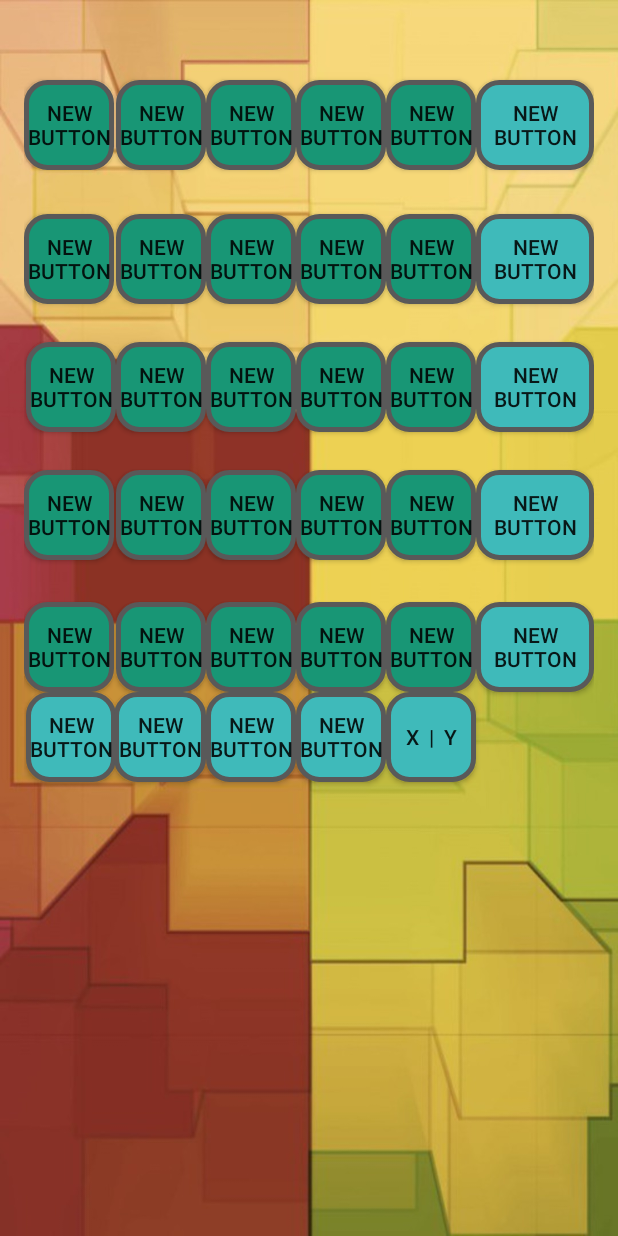
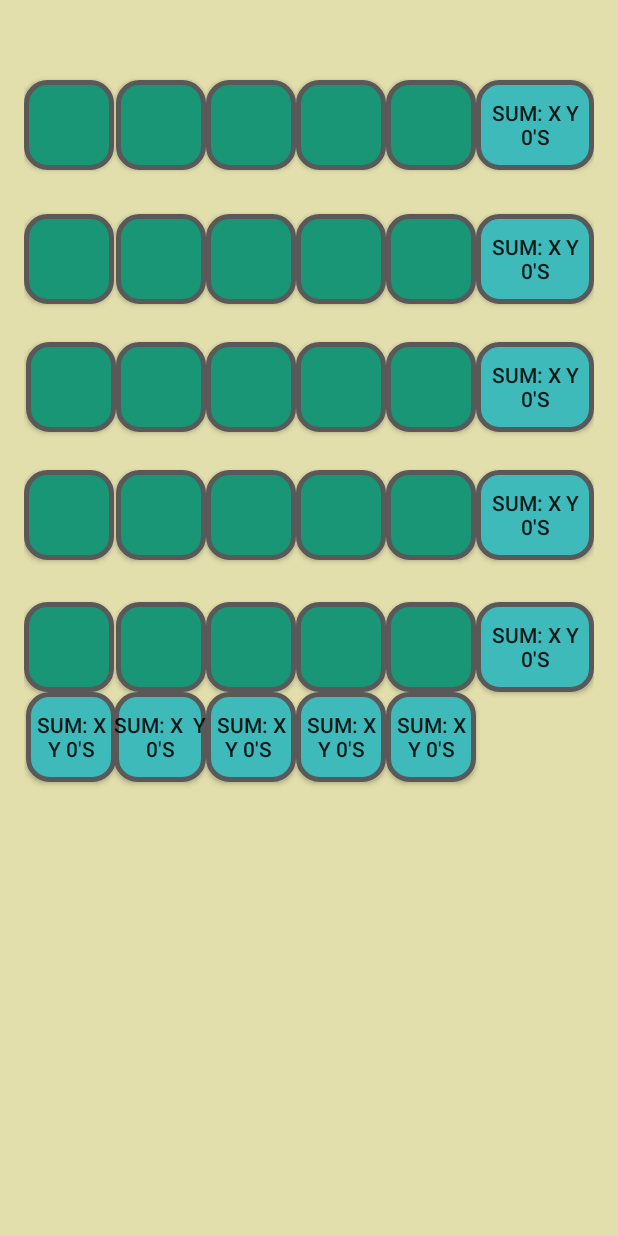
Before and after one commit to KennyWibowo/Flippy, an Android app: the layout boardgame.xml on its own in the app's theme, with its tools: preview values and no code run, on a phone screen of 412 x 824 dp. Run offline under Robolectric (Android 15) with nearby library versions, the phone set to English and light mode, and no system bars.

Commit message:
revised bkgrnd

```diff
--- a/app/src/main/res/layout/activity_main.xml
+++ b/app/src/main/res/layout/activity_main.xml
@@ -24,7 +24,7 @@
         android:layout_height="wrap_content"
         android:layout_alignParentBottom="true"
         android:layout_alignParentEnd="true"
-        android:layout_alignParentStart="true"
+        android:layout_alignParentRight="true"
         android:layout_gravity="center"
         android:layout_marginBottom="18dp"
         android:hint="@string/music"
--- a/app/src/main/res/layout/boardgame.xml
+++ b/app/src/main/res/layout/boardgame.xml
@@ -3,9 +3,23 @@
     xmlns:app="http://schemas.android.com/apk/res-auto"
     android:layout_width="fill_parent"
     android:layout_height="fill_parent"
-    android:background="@drawable/phone"
+    android:background="@color/colortwo"
     android:paddingLeft="16dp"
     android:paddingRight="16dp">
+
+
+    <ImageButton
+        style="?android:attr/buttonStyleSmall"
+        android:layout_width="60dp"
+        android:layout_height="wrap_content"
+        android:background="@drawable/buttonshape"
+        android:text="test"
+        android:id="@+id/button"
+        android:layout_alignParentTop="true"
+        android:layout_alignParentLeft="true"
+        android:layout_alignParentStart="true"
+        android:layout_marginTop="53dp"
+        android:onClick="clickButton"/>
 
 
     <Button
@@ -13,43 +27,30 @@
         android:layout_width="60dp"
         android:layout_height="wrap_content"
         android:background="@drawable/buttonshape"
-        android:text="New Button"
-        android:id="@+id/button"
-        android:layout_alignParentTop="true"
+        android:id="@+id/button2"
+        android:layout_alignBottom="@+id/button"
         android:layout_alignParentLeft="true"
         android:layout_alignParentStart="true"
-        android:layout_marginTop="53dp" />
+        android:layout_marginLeft="61dp"
+        android:layout_marginStart="61dp"
+        android:onClick="clickButton2"/>
 
     <Button
         style="?android:attr/buttonStyleSmall"
         android:layout_width="60dp"
         android:layout_height="wrap_content"
         android:background="@drawable/buttonshape"
-        android:text="New Button"
-        android:id="@+id/button2"
-        android:layout_alignBottom="@+id/button"
-        android:layout_alignParentLeft="true"
-        android:layout_alignParentStart="true"
-        android:layout_marginLeft="61dp"
-        android:layout_marginStart="61dp" />
+        android:id="@+id/button3"
+        android:layout_alignTop="@+id/button2"
+        android:layout_toRightOf="@+id/button2"
+        android:layout_toEndOf="@+id/button2"
+        android:onClick="clickButton3"/>
 
-    <Button
+        <Button
         style="?android:attr/buttonStyleSmall"
         android:layout_width="60dp"
         android:layout_height="wrap_content"
         android:background="@drawable/buttonshape"
-        android:text="New Button"
-        android:id="@+id/button3"
-        android:layout_alignTop="@+id/button2"
-        android:layout_toRightOf="@+id/button2"
-        android:layout_toEndOf="@+id/button2" />
-
-    <Button
-        style="?android:attr/buttonStyleSmall"
-        android:layout_width="60dp"
-        android:layout_height="wrap_content"
-        android:background="@drawable/buttonshape"
-        android:text="New Button"
         android:id="@+id/button4"
         android:layout_alignTop="@+id/button3"
         android:layout_toRightOf="@+id/button3"
@@ -60,7 +61,6 @@
         android:layout_width="60dp"
         android:layout_height="wrap_content"
         android:background="@drawable/buttonshape"
-        android:text="New Button"
         android:id="@+id/button5"
         android:layout_alignTop="@+id/button4"
         android:layout_toRightOf="@+id/button4"
@@ -71,7 +71,6 @@
         android:layout_width="60dp"
         android:layout_height="wrap_content"
         android:background="@drawable/buttonshape"
-        android:text="New Button"
         android:id="@+id/button6"
         android:layout_below="@+id/button"
         android:layout_alignParentLeft="true"
@@ -83,7 +82,6 @@
         android:layout_width="60dp"
         android:layout_height="wrap_content"
         android:background="@drawable/buttonshape"
-        android:text="New Button"
         android:id="@+id/button7"
         android:layout_alignTop="@+id/button6"
         android:layout_alignLeft="@+id/button2"
@@ -94,7 +92,6 @@
         android:layout_width="60dp"
         android:layout_height="wrap_content"
         android:background="@drawable/buttonshape"
-        android:text="New Button"
         android:id="@+id/button8"
         android:layout_alignTop="@+id/button7"
         android:layout_toRightOf="@+id/button7"
@@ -105,7 +102,6 @@
         android:layout_width="60dp"
         android:layout_height="wrap_content"
         android:background="@drawable/buttonshape"
-        android:text="New Button"
         android:id="@+id/button9"
         android:layout_alignTop="@+id/button8"
         android:layout_toLeftOf="@+id/button5"
@@ -116,7 +112,7 @@
         android:layout_width="60dp"
         android:layout_height="wrap_content"
         android:background="@drawable/buttonshape"
-        android:text="New Button"
+        android:text=""
         android:id="@+id/button10"
         android:layout_alignTop="@+id/button9"
         android:layout_alignLeft="@+id/button5"
@@ -127,7 +123,7 @@
         android:layout_width="60dp"
         android:layout_height="wrap_content"
         android:background="@drawable/buttonshape"
-        android:text="New Button"
+        android:text=""
         android:id="@+id/button11"
         android:layout_below="@+id/button6"
         android:layout_toLeftOf="@+id/button12"
@@ -139,7 +135,7 @@
         android:layout_width="60dp"
         android:layout_height="wrap_content"
         android:background="@drawable/buttonshape"
-        android:text="New Button"
+        android:text=""
         android:id="@+id/button12"
         android:layout_alignTop="@+id/button11"
         android:layout_toLeftOf="@+id/button8"
@@ -150,7 +146,7 @@
         android:layout_width="60dp"
         android:layout_height="wrap_content"
         android:background="@drawable/buttonshape"
-        android:text="New Button"
+        android:text=""
         android:id="@+id/button13"
         android:layout_alignTop="@+id/button12"
         android:layout_toLeftOf="@+id/button9"
@@ -161,7 +157,7 @@
         android:layout_width="60dp"
         android:layout_height="wrap_content"
         android:background="@drawable/buttonshape"
-        android:text="New Button"
+        android:text=""
         android:id="@+id/button14"
         android:layout_alignTop="@+id/button13"
         android:layout_toLeftOf="@+id/button10"
@@ -172,7 +168,7 @@
         android:layout_width="60dp"
         android:layout_height="wrap_content"
         android:background="@drawable/buttonshape"
-        android:text="New Button"
+        android:text=""
         android:id="@+id/button15"
         android:layout_alignTop="@+id/button14"
         android:layout_alignLeft="@+id/button10"
@@ -183,7 +179,7 @@
         android:layout_width="60dp"
         android:layout_height="wrap_content"
         android:background="@drawable/buttonshape"
-        android:text="New Button"
+        android:text=""
         android:id="@+id/button16"
         android:layout_marginTop="25dp"
         android:layout_below="@+id/button11"
@@ -195,7 +191,7 @@
         android:layout_width="60dp"
         android:layout_height="wrap_content"
         android:background="@drawable/buttonshape"
-        android:text="New Button"
+        android:text=""
         android:id="@+id/button17"
         android:layout_alignTop="@+id/button16"
         android:layout_toLeftOf="@+id/button13"
@@ -206,7 +202,7 @@
         android:layout_width="60dp"
         android:layout_height="wrap_content"
         android:background="@drawable/buttonshape"
-        android:text="New Button"
+        android:text=""
         android:id="@+id/button18"
         android:layout_alignTop="@+id/button17"
         android:layout_toLeftOf="@+id/button14"
@@ -217,7 +213,7 @@
         android:layout_width="60dp"
         android:layout_height="wrap_content"
         android:background="@drawable/buttonshape"
-        android:text="New Button"
+        android:text=""
         android:id="@+id/button19"
         android:layout_alignTop="@+id/button18"
         android:layout_toRightOf="@+id/button18"
@@ -228,7 +224,7 @@
         android:layout_width="60dp"
         android:layout_height="wrap_content"
         android:background="@drawable/buttonshape"
-        android:text="New Button"
+        android:text=""
         android:id="@+id/button20"
         android:layout_alignTop="@+id/button19"
         android:layout_toRightOf="@+id/button19"
@@ -239,7 +235,7 @@
         android:layout_width="60dp"
         android:layout_height="wrap_content"
         android:background="@drawable/buttonshape"
-        android:text="New Button"
+        android:text=""
         android:id="@+id/button21"
         android:layout_alignBaseline="@+id/button22"
         android:layout_alignBottom="@+id/button22"
@@ -251,7 +247,7 @@
         android:layout_width="60dp"
         android:layout_height="wrap_content"
         android:background="@drawable/buttonshape"
-        android:text="New Button"
+        android:text=""
         android:id="@+id/button22"
         android:layout_alignBaseline="@+id/button23"
         android:layout_alignBottom="@+id/button23"
@@ -263,7 +259,7 @@
         android:layout_width="60dp"
         android:layout_height="wrap_content"
         android:background="@drawable/buttonshape"
-        android:text="New Button"
+        android:text=""
         android:id="@+id/button23"
         android:layout_alignTop="@+id/button25"
         android:layout_toRightOf="@+id/button22"
@@ -274,7 +270,7 @@
         android:layout_width="60dp"
         android:layout_height="wrap_content"
         android:background="@drawable/buttonshape"
-        android:text="New Button"
+        android:text=""
         android:id="@+id/button24"
         android:layout_alignBaseline="@+id/button25"
         android:layout_alignBottom="@+id/button25"
@@ -286,7 +282,7 @@
         android:layout_width="60dp"
         android:layout_height="wrap_content"
         android:background="@drawable/buttonshape"
-        android:text="New Button"
+        android:text=""
         android:id="@+id/button25"
         android:layout_marginTop="28dp"
         android:layout_below="@+id/button20"
@@ -298,7 +294,7 @@
         android:layout_width="wrap_content"
         android:layout_height="wrap_content"
         android:background="@drawable/button"
-        android:text="New Button"
+        android:text="Sum: X Y 0&apos;s"
         android:id="@+id/button26"
         android:layout_alignTop="@+id/button5"
         android:layout_toRightOf="@+id/button5"
@@ -310,7 +306,7 @@
         android:layout_width="wrap_content"
         android:layout_height="wrap_content"
         android:background="@drawable/button"
-        android:text="New Button"
+        android:text="Sum: X Y 0&apos;s"
         android:id="@+id/button27"
         android:layout_alignTop="@+id/button10"
         android:layout_toRightOf="@+id/button10"
@@ -322,7 +318,7 @@
         android:layout_width="wrap_content"
         android:layout_height="wrap_content"
         android:background="@drawable/button"
-        android:text="New Button"
+        android:text="Sum: X Y 0&apos;s"
         android:id="@+id/button28"
         android:layout_alignTop="@+id/button15"
         android:layout_toRightOf="@+id/button15"
@@ -334,7 +330,7 @@
         android:layout_width="wrap_content"
         android:layout_height="wrap_content"
         android:background="@drawable/button"
-        android:text="New Button"
+        android:text="Sum: X Y 0&apos;s"
         android:id="@+id/button29"
         android:layout_alignTop="@+id/button20"
         android:layout_toRightOf="@+id/button20"
@@ -346,7 +342,7 @@
         android:layout_width="wrap_content"
         android:layout_height="wrap_content"
         android:background="@drawable/button"
-        android:text="New Button"
+        android:text="Sum: X Y 0&apos;s"
         android:id="@+id/button30"
         android:layout_alignTop="@+id/button25"
         android:layout_toRightOf="@+id/button25"
@@ -358,7 +354,7 @@
         android:layout_width="wrap_content"
         android:layout_height="wrap_content"
         android:background="@drawable/button"
-        android:text="New Button"
+        android:text="Sum: X  Y 0&apos;s"
         android:id="@+id/button31"
         android:layout_below="@+id/button21"
         android:layout_alignLeft="@+id/button11"
@@ -371,7 +367,7 @@
         android:layout_width="wrap_content"
         android:layout_height="wrap_content"
         android:background="@drawable/button"
-        android:text="New Button"
+        android:text="Sum: X  Y 0&apos;s"
         android:id="@+id/button32"
         android:layout_below="@+id/button21"
         android:layout_toRightOf="@+id/button21"
@@ -383,7 +379,7 @@
         android:layout_width="wrap_content"
         android:layout_height="wrap_content"
         android:background="@drawable/button"
-        android:text="New Button"
+        android:text="Sum: X  Y 0&apos;s "
         android:id="@+id/button33"
         android:layout_below="@+id/button23"
         android:layout_alignLeft="@+id/button23"
@@ -396,7 +392,7 @@
         android:layout_width="60dp"
         android:layout_height="wrap_content"
         android:background="@drawable/button"
-        android:text="New Button"
+        android:text="Sum: X  Y 0&apos;s"
         android:id="@+id/button34"
         android:layout_below="@+id/button23"
         android:layout_toRightOf="@+id/button33"
@@ -407,11 +403,14 @@
         android:layout_width="60dp"
         android:layout_height="wrap_content"
         android:background="@drawable/button"
-        android:text="x  |  y"
+        android:text="Sum: X  Y 0&apos;s"
         android:id="@+id/button35"
         android:layout_below="@+id/button25"
         android:layout_toRightOf="@+id/button24"
         android:layout_toEndOf="@+id/button24" />
 
 
+
+
+
 </RelativeLayout>
--- a/app/src/main/res/layout/instructions.xml
+++ b/app/src/main/res/layout/instructions.xml
@@ -4,7 +4,7 @@
     android:layout_height="match_parent"
     android:paddingLeft="16dp"
     android:paddingRight="16dp"
-    android:background="@drawable/phone">
+    android:background="@color/colortwo">
 
     <TextView
         android:layout_width="match_parent"
```
Also changed, not shown: app/src/main/res/drawable/fish.png (added), app/src/main/res/drawable/fishtwo.jpg (added).
